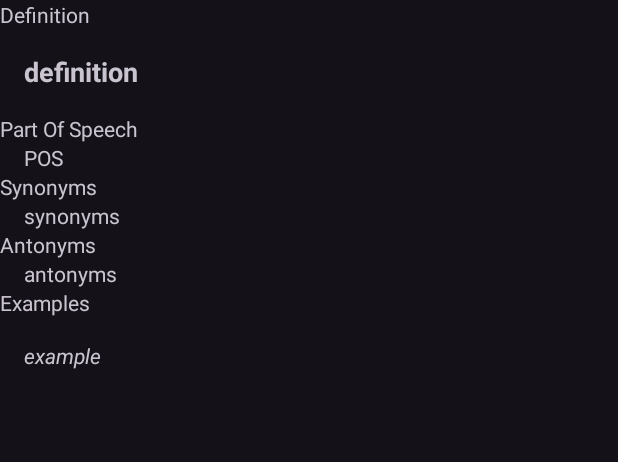
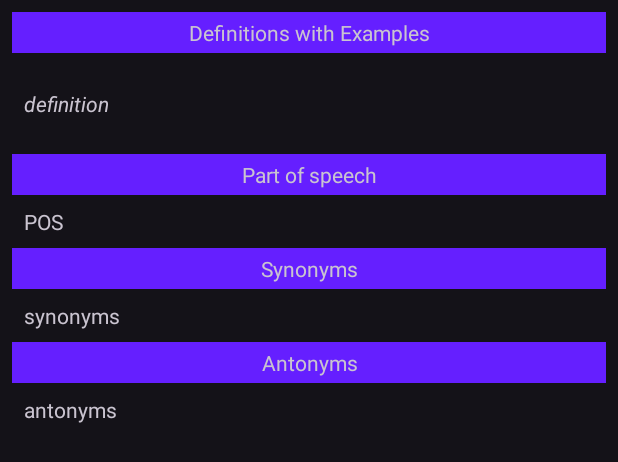
Before and after one commit to Mohammed-Taasir/MC-Dictionary, an Android app: the layout fragment_definition.xml on its own in the app's theme, with its tools: preview values and no code run, on a phone screen of 412 x 824 dp. Shown: the top 462 px of the screen. Run offline under Robolectric (Android 15) with nearby library versions, the phone set to English and light mode, and no system bars.

Commit message:
version 4 -> clean code in next version

```diff
--- a/app/src/main/res/layout/fragment_definition.xml
+++ b/app/src/main/res/layout/fragment_definition.xml
@@ -1,16 +1,23 @@
 <?xml version="1.0" encoding="utf-8"?>
 <ScrollView xmlns:android="http://schemas.android.com/apk/res/android"
     android:layout_width="match_parent"
-    android:layout_height="match_parent">
+    android:layout_height="wrap_content"
+    android:fillViewport="false">
+
     <LinearLayout
         android:layout_width="match_parent"
-    android:layout_height="match_parent"
+        android:layout_height="wrap_content"
         android:orientation="vertical">
 
         <TextView
             android:layout_width="match_parent"
             android:layout_height="wrap_content"
-        android:text="Definition" />
+            android:layout_margin="8dp"
+            android:background="#651FFF"
+            android:gravity="center"
+            android:padding="4dp"
+            android:text="Definitions with Examples" />
+
 
         <TextView
             android:id="@+id/definition_textview"
@@ -18,14 +25,18 @@
             android:layout_height="wrap_content"
             android:padding="16dp"
             android:text="definition"
-        android:textSize="18sp"
-        android:textStyle="bold" />
+            android:textSize="14sp"
+            android:textStyle="italic" />
 
         <TextView
-        android:id="@+id/textView2"
             android:layout_width="match_parent"
             android:layout_height="wrap_content"
-        android:text="Part Of Speech" />
+            android:layout_margin="8dp"
+            android:background="#651FFF"
+            android:gravity="center"
+            android:padding="4dp"
+            android:text="Part of speech" />
+
 
         <TextView
             android:id="@+id/part_of_speech_textview"
@@ -36,10 +47,15 @@
             android:textSize="14sp" />
 
         <TextView
-        android:id="@+id/textView3"
+            android:id="@+id/syn"
             android:layout_width="match_parent"
             android:layout_height="wrap_content"
+            android:layout_margin="8dp"
+            android:background="#651FFF"
+            android:gravity="center"
+            android:padding="4dp"
             android:text="Synonyms" />
+
 
         <TextView
             android:id="@+id/synonyms_textview"
@@ -50,33 +66,25 @@
             android:textSize="14sp" />
 
         <TextView
-        android:id="@+id/textView4"
+            android:id="@+id/ant"
             android:layout_width="match_parent"
             android:layout_height="wrap_content"
+            android:layout_margin="8dp"
+            android:background="#651FFF"
+            android:gravity="center"
+            android:padding="4dp"
             android:text="Antonyms" />
+
 
         <TextView
             android:id="@+id/antonyms_textview"
             android:layout_width="match_parent"
             android:layout_height="wrap_content"
+            android:layout_marginBottom="24dp"
             android:paddingStart="16dp"
             android:text="antonyms"
             android:textSize="14sp" />
 
-    <TextView
-        android:id="@+id/textView5"
-        android:layout_width="match_parent"
-        android:layout_height="wrap_content"
-        android:text="Examples" />
-
-    <TextView
-        android:id="@+id/example_textview"
-        android:layout_width="match_parent"
-        android:layout_height="wrap_content"
-        android:padding="16dp"
-        android:text="example"
-        android:textSize="14sp"
-        android:textStyle="italic" />
 
     </LinearLayout>
 </ScrollView>
```
Also changed, not shown: app/src/main/java/com/example/dictionaryapp/DefinitionFragment.java (+103 -24 lines), app/src/main/java/com/example/dictionaryapp/MainActivity.java (+8 -1 lines), app/src/main/java/com/example/dictionaryapp/MeaningListFragment.java (+7 -7 lines), app/src/main/res/layout/item_meaning.xml (+6 -6 lines). Lines whose indentation alone changed are shown as unchanged.
